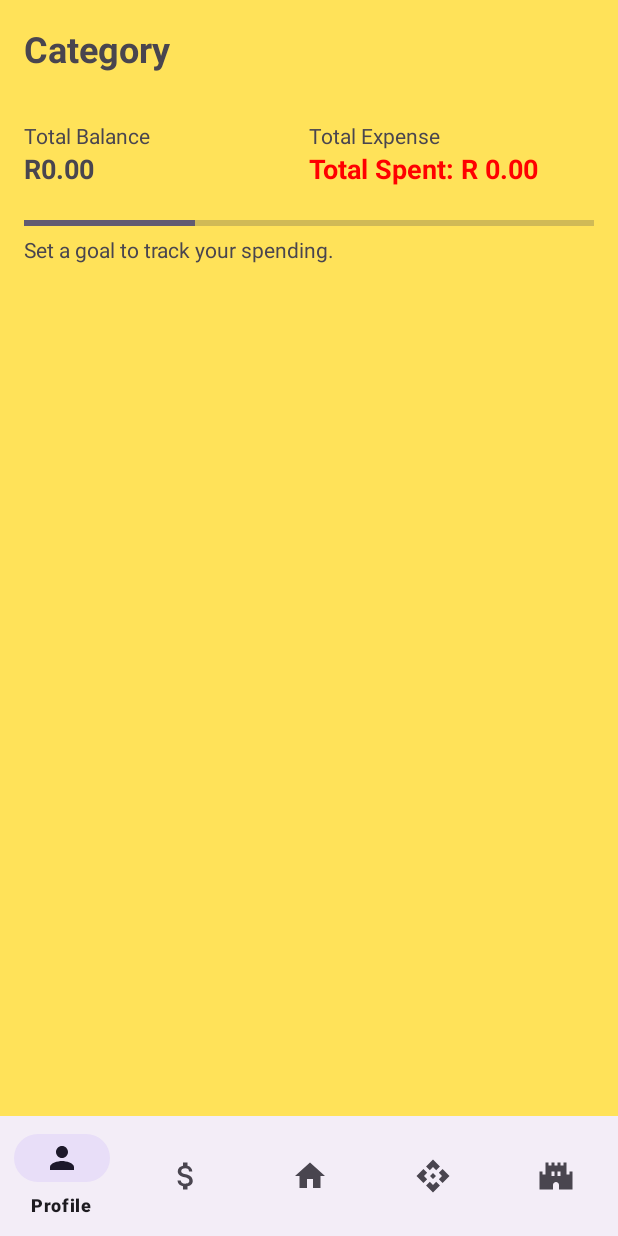
After one commit to CalebHartsliefST10255912/PROG7313_POE_PART2, an Android app: the fragment CategoryDetailsFragment shown on its own in the app's theme, on a phone screen of 412 x 824 dp. The commit adds this screen. Run offline under Robolectric (Android 15) with nearby library versions, the phone set to English and light mode, and no system bars; our stand-ins replace Room's generated code.

Commit message:
I Tried my best, nav bar on most functions, but not in depth on goal or CategoryDetailsFragment.kt

```diff
--- /dev/null
+++ b/BudgetBee/app/src/main/java/com/example/budgetbee/CategoryDetailsFragment.kt
@@ -0,0 +1,97 @@
+package com.example.budgetbee
+
+import android.os.Bundle
+import android.view.LayoutInflater
+import android.view.View
+import android.view.ViewGroup
+import android.widget.ProgressBar
+import android.widget.TextView
+import androidx.appcompat.app.AppCompatActivity
+import androidx.fragment.app.Fragment
+import androidx.lifecycle.lifecycleScope
+import androidx.recyclerview.widget.LinearLayoutManager
+import androidx.recyclerview.widget.RecyclerView
+import kotlinx.coroutines.Dispatchers
+import kotlinx.coroutines.launch
+import kotlinx.coroutines.withContext
+
+class CategoryDetailsFragment : Fragment() {
+
+    private lateinit var adapter: ExpenseAdapter
+    private lateinit var db: AppDatabase
+
+    private var categoryId: Int = -1
+    private var categoryName: String = "Category"
+
+    override fun onCreate(savedInstanceState: Bundle?) {
+        super.onCreate(savedInstanceState)
+        arguments?.let {
+            categoryId = it.getInt("CATEGORY_ID", -1)
+            categoryName = it.getString("CATEGORY_NAME") ?: "Category"
+        }
+    }
+
+    override fun onCreateView(
+        inflater: LayoutInflater, container: ViewGroup?,
+        savedInstanceState: Bundle?
+    ): View? {
+        return inflater.inflate(R.layout.fragment_category_details, container, false)
+    }
+
+    override fun onViewCreated(view: View, savedInstanceState: Bundle?) {
+        super.onViewCreated(view, savedInstanceState)
+
+        db = AppDatabase.getDatabase(requireContext())
+
+        view.findViewById<TextView>(R.id.textCategoryTitle).text = categoryName
+
+        val recycler = view.findViewById<RecyclerView>(R.id.recyclerExpenses)
+        adapter = ExpenseAdapter()
+        recycler.layoutManager = LinearLayoutManager(requireContext())
+        recycler.adapter = adapter
+
+        loadExpenses(view)
+    }
+
+    private fun loadExpenses(view: View) {
+        lifecycleScope.launch {
+            val expenses = withContext(Dispatchers.IO) {
+                db.expenseDao().getExpensesForCategory(categoryId)
+            }
+
+            adapter.submitList(expenses)
+            val totalExpense = expenses.sumOf { it.amount }
+
+            view.findViewById<TextView>(R.id.textTotalExpense).text =
+                "Total Spent: R %.2f".format(totalExpense)
+
+            val prefs = requireContext().getSharedPreferences("user_prefs", AppCompatActivity.MODE_PRIVATE)
+            val userId = prefs.getInt("userId", -1)
+
+            val goal = withContext(Dispatchers.IO) {
+                db.goalsDao().getGoal(userId)
+            }
+
+            if (goal != null) {
+                val budget = goal.maxMonthlyGoal
+                val remaining = (budget - totalExpense).coerceAtLeast(0.0)
+                val percentage = ((totalExpense / budget) * 100).toInt().coerceAtMost(100)
+
+                view.findViewById<TextView>(R.id.textTotalBalance).text = "R %.2f".format(remaining)
+                view.findViewById<ProgressBar>(R.id.expenseProgress)?.progress = percentage
+                view.findViewById<TextView>(R.id.textProgressSummary)?.text = "$percentage% of your goal budget used."
+            } else {
+                view.findViewById<TextView>(R.id.textProgressSummary)?.text = "Set a goal to track your spending."
+            }
+        }
+    }
+
+    companion object {
+        fun newInstance(categoryId: Int, categoryName: String) = CategoryDetailsFragment().apply {
+            arguments = Bundle().apply {
+                putInt("CATEGORY_ID", categoryId)
+                putString("CATEGORY_NAME", categoryName)
+            }
+        }
+    }
+}
--- a/BudgetBee/app/src/main/java/com/example/budgetbee/MainActivity.kt
+++ b/BudgetBee/app/src/main/java/com/example/budgetbee/MainActivity.kt
@@ -1,5 +1,6 @@
 package com.example.budgetbee
 
+import CategoryFragment
 import android.os.Bundle
 import android.util.Log
 import android.widget.Toast
--- /dev/null
+++ b/BudgetBee/app/src/main/res/layout/fragment_category_details.xml
@@ -0,0 +1,85 @@
+<LinearLayout xmlns:android="http://schemas.android.com/apk/res/android"
+    xmlns:tools="http://schemas.android.com/tools"
+    xmlns:app="http://schemas.android.com/apk/res-auto"
+    android:orientation="vertical"
+    android:background="#FFE259"
+    android:layout_width="match_parent"
+    android:layout_height="match_parent"
+    tools:context=".CategoryDetailsActivity">
+
+
+    <TextView
+        android:id="@+id/textCategoryTitle"
+        android:text=""
+        android:textSize="24sp"
+        android:textStyle="bold"
+        android:layout_margin="16dp"
+        android:layout_width="wrap_content"
+        android:layout_height="wrap_content" />
+
+    <!-- Balance & Expense Summary -->
+    <LinearLayout
+        android:layout_width="match_parent"
+        android:layout_height="wrap_content"
+        android:orientation="horizontal"
+        android:padding="16dp"
+        android:weightSum="2">
+
+        <LinearLayout
+            android:layout_weight="1"
+            android:orientation="vertical"
+            android:layout_width="0dp"
+            android:layout_height="wrap_content">
+            <TextView android:text="Total Balance"  android:layout_height="wrap_content" android:layout_width="wrap_content"/>
+            <TextView android:id="@+id/textTotalBalance" android:layout_height="wrap_content" android:layout_width="wrap_content"
+                android:text="R0.00"
+                android:textSize="18sp"
+                android:textStyle="bold"/>
+        </LinearLayout>
+
+        <LinearLayout
+            android:layout_weight="1"
+            android:orientation="vertical"
+            android:layout_width="0dp"
+            android:layout_height="wrap_content">
+            <TextView android:text="Total Expense" android:layout_height="wrap_content" android:layout_width="wrap_content"/>
+            <TextView android:id="@+id/textTotalExpense" android:layout_height="wrap_content" android:layout_width="wrap_content"
+                android:text="-R0.00"
+                android:textSize="18sp"
+                android:textStyle="bold"
+                android:textColor="#FF0000"/>
+        </LinearLayout>
+    </LinearLayout>
+
+    <!-- Progress Bar -->
+    <ProgressBar
+        android:id="@+id/expenseProgress"
+        android:layout_marginHorizontal="16dp"
+        style="?android:attr/progressBarStyleHorizontal"
+        android:layout_width="match_parent"
+        android:layout_height="wrap_content"
+        android:max="100"
+        android:progress="30"/>
+
+    <TextView
+        android:id="@+id/textProgressSummary"
+        android:layout_marginHorizontal="16dp"
+        android:text="30% of your budget. Looks good."
+        android:layout_width="wrap_content"
+        android:layout_height="wrap_content"/>
+
+    <!-- Expense List -->
+    <androidx.recyclerview.widget.RecyclerView
+        android:id="@+id/recyclerExpenses"
+        android:layout_marginTop="8dp"
+        android:layout_width="match_parent"
+        android:layout_height="0dp"
+        android:layout_weight="1"/>
+
+    <com.google.android.material.bottomnavigation.BottomNavigationView
+        android:id="@+id/bottomNavigationView"
+        android:layout_width="match_parent"
+        android:layout_height="wrap_content"
+        android:layout_alignParentBottom="true"
+        app:menu="@menu/bottom_nav_menu" />
+</LinearLayout>
```
Also changed, not shown: BudgetBee/app/src/main/java/com/example/budgetbee/CategoryFragment.kt (+121 -42 lines), BudgetBee/app/src/main/res/layout/fragment_category.xml (+17 -22 lines).
